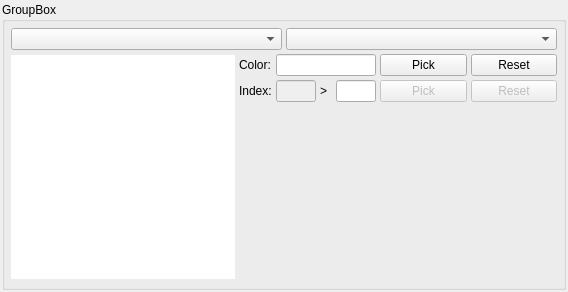
Qt form source/palettewidget.ui (diasurgical/d1-graphics-tool) before a commit.
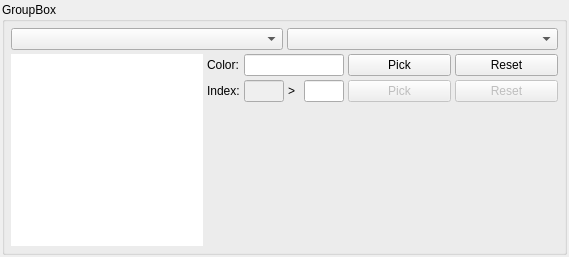
The same form after that commit.

Commit message: Temporary fix for DPI adjustment

```diff
--- a/source/palettewidget.ui
+++ b/source/palettewidget.ui
@@ -6,8 +6,8 @@
    <rect>
     <x>0</x>
     <y>0</y>
-    <width>568</width>
-    <height>292</height>
+    <width>569</width>
+    <height>256</height>
    </rect>
   </property>
   <property name="sizePolicy">
@@ -84,14 +84,14 @@
           </property>
           <property name="minimumSize">
            <size>
-            <width>224</width>
-            <height>224</height>
+            <width>192</width>
+            <height>192</height>
            </size>
           </property>
           <property name="maximumSize">
            <size>
-            <width>224</width>
-            <height>224</height>
+            <width>192</width>
+            <height>192</height>
            </size>
           </property>
           <property name="frameShape">
```
The commit also changes 1 other file.
